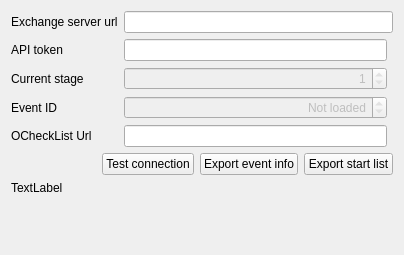
This is quickevent/app/quickevent/plugins/Event/src/services/qx/qxclientservicewidget.ui in sakhnik/quickbox as Qt 5 draws it before an edit. The edited form follows.
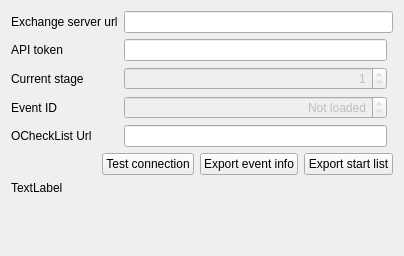
This is the edited form.

The edit to the form file:
```diff
--- a/quickevent/app/quickevent/plugins/Event/src/services/qx/qxclientservicewidget.ui
+++ b/quickevent/app/quickevent/plugins/Event/src/services/qx/qxclientservicewidget.ui
@@ -7,7 +7,7 @@
     <x>0</x>
     <y>0</y>
     <width>404</width>
-    <height>255</height>
+    <height>256</height>
    </rect>
   </property>
   <property name="windowTitle">
```
Left out of the diff: 3 changed lines with no effect on the pictures.
